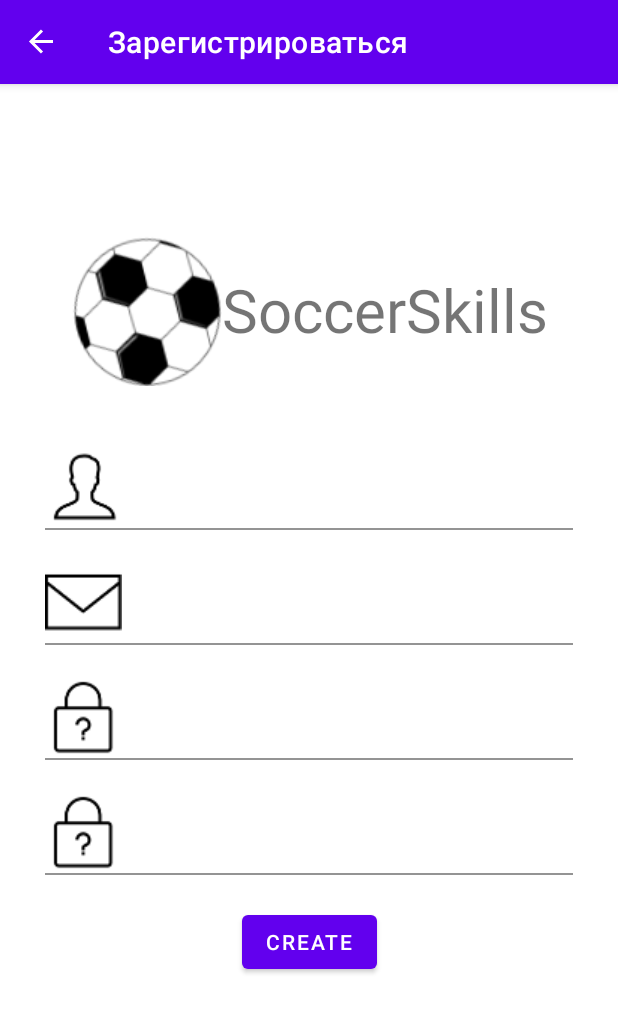
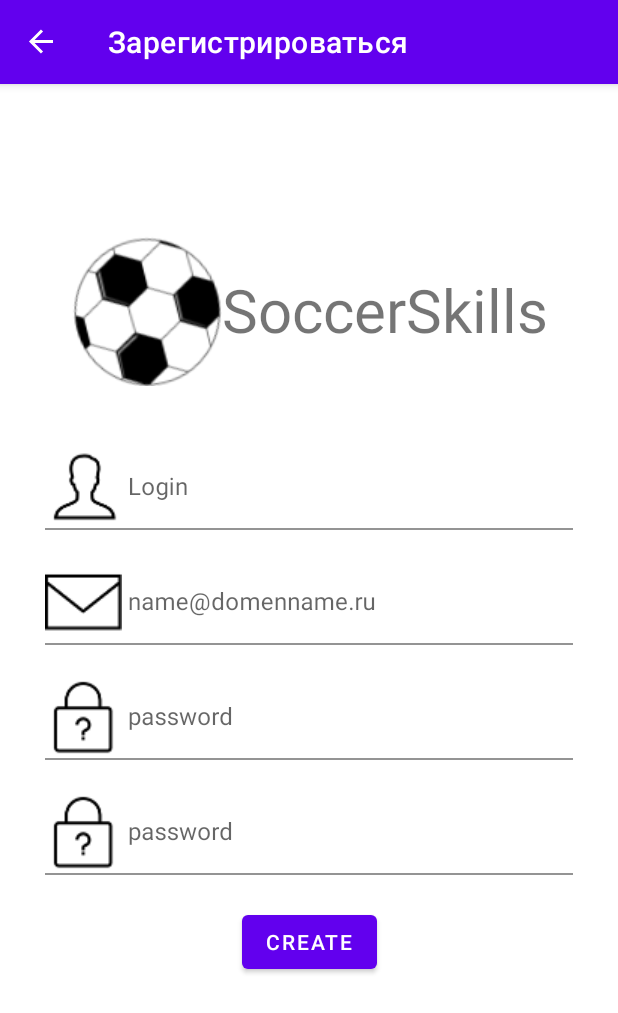
Before and after one commit to Cir2100/WorldScillsTrainingTaskOne, an Android app: the SingUpFragment screen opened through its navigation route, on a phone screen of 412 x 824 dp. Shown: the top 1013 px of the screen. Run offline under Robolectric (Android 15) with nearby library versions, the phone set to English and light mode, and no system bars; our stand-ins replace navigation-ui.

Commit message:
#register and authorization complete

```diff
--- a/app/src/main/java/com/kurilov/worldscillstrainingtaskone/data/api/ApiService.kt
+++ b/app/src/main/java/com/kurilov/worldscillstrainingtaskone/data/api/ApiService.kt
@@ -1,12 +1,22 @@
 package com.kurilov.worldscillstrainingtaskone.data.api
 
 import com.kurilov.worldscillstrainingtaskone.data.classes.Country
+import com.kurilov.worldscillstrainingtaskone.data.classes.LoginBody
+import com.kurilov.worldscillstrainingtaskone.data.classes.RegisterBody
+import com.kurilov.worldscillstrainingtaskone.data.classes.SUAIChatAnswer
+import retrofit2.http.Body
 import retrofit2.http.GET
+import retrofit2.http.POST
 
 interface ApiService {
 
-    @GET("all")
+    @GET("https://restcountries.com/v3.1/all")
     suspend fun getCountries(): List<Country>
 
+    @POST("auth/login")
+    suspend fun loginUser(@Body loginBody : LoginBody): SUAIChatAnswer
+
+    @POST("auth/register")
+    suspend fun registerUser(@Body registerBody: RegisterBody): SUAIChatAnswer
 
 }
--- a/app/src/main/java/com/kurilov/worldscillstrainingtaskone/data/api/RetrofitBuilder.kt
+++ b/app/src/main/java/com/kurilov/worldscillstrainingtaskone/data/api/RetrofitBuilder.kt
@@ -5,7 +5,7 @@ import retrofit2.converter.gson.GsonConverterFactory
 
 object RetrofitBuilder {
 
-    private const val BASE_URL = "https://restcountries.com/v3.1/"
+    private const val BASE_URL = "http://fspobot.tw1.ru:8080/"
 
     private fun getRetrofit(): Retrofit {
         return Retrofit.Builder()
--- /dev/null
+++ b/app/src/main/java/com/kurilov/worldscillstrainingtaskone/data/classes/LoginBody.kt
@@ -0,0 +1,6 @@
+package com.kurilov.worldscillstrainingtaskone.data.classes
+
+data class LoginBody (
+    val email: String,
+    val password: String
+)
--- /dev/null
+++ b/app/src/main/java/com/kurilov/worldscillstrainingtaskone/data/classes/SUAIChatAnswer.kt
@@ -0,0 +1,6 @@
+package com.kurilov.worldscillstrainingtaskone.data.classes
+
+data class SUAIChatAnswer (
+   val state : String,
+   val token : String
+)
--- a/app/src/main/java/com/kurilov/worldscillstrainingtaskone/data/repositories/ApiRepo.kt
+++ b/app/src/main/java/com/kurilov/worldscillstrainingtaskone/data/repositories/ApiRepo.kt
@@ -1,10 +1,16 @@
 package com.kurilov.worldscillstrainingtaskone.data.repositories
 
 import com.kurilov.worldscillstrainingtaskone.data.api.RetrofitBuilder
+import com.kurilov.worldscillstrainingtaskone.data.classes.LoginBody
+import com.kurilov.worldscillstrainingtaskone.data.classes.RegisterBody
 
 class ApiRepo {
 
     private val apiService = RetrofitBuilder.apiService
 
     suspend fun getCountries() = apiService.getCountries()
+
+    suspend fun loginUser(loginBody: LoginBody) = apiService.loginUser(loginBody)
+
+    suspend fun registerUser(registerBody: RegisterBody) = apiService.registerUser(registerBody)
 }
--- a/app/src/main/java/com/kurilov/worldscillstrainingtaskone/ui/singIn/SingInFragment.kt
+++ /dev/null
@@ -1,43 +0,0 @@
-package com.kurilov.worldscillstrainingtaskone.ui.singIn
-
-import android.os.Bundle
-import androidx.fragment.app.Fragment
-import android.view.LayoutInflater
-import android.view.View
-import android.view.ViewGroup
-import com.kurilov.worldscillstrainingtaskone.databinding.FragmentSingInBinding
-
-/**
- * A simple [Fragment] subclass as the default destination in the navigation.
- */
-class SingInFragment : Fragment() {
-
-    private var _binding: FragmentSingInBinding? = null
-
-    // This property is only valid between onCreateView and
-    // onDestroyView.
-    private val binding get() = _binding!!
-
-    override fun onCreateView(
-        inflater: LayoutInflater, container: ViewGroup?,
-        savedInstanceState: Bundle?
-    ): View? {
-
-        _binding = FragmentSingInBinding.inflate(inflater, container, false)
-        return binding.root
-
-    }
-
-    override fun onViewCreated(view: View, savedInstanceState: Bundle?) {
-        super.onViewCreated(view, savedInstanceState)
-
-       // binding.buttonFirst.setOnClickListener {
-       //     findNavController().navigate(R.id.action_SingInFragment_to_SingUpFragment)
-       // }
-    }
-
-    override fun onDestroyView() {
-        super.onDestroyView()
-        _binding = null
-    }
-}
--- a/app/src/main/java/com/kurilov/worldscillstrainingtaskone/ui/singIn/SingUpFragment.kt
+++ /dev/null
@@ -1,42 +0,0 @@
-package com.kurilov.worldscillstrainingtaskone.ui.singIn
-
-import android.os.Bundle
-import androidx.fragment.app.Fragment
-import android.view.LayoutInflater
-import android.view.View
-import android.view.ViewGroup
-import androidx.navigation.fragment.findNavController
-import com.kurilov.worldscillstrainingtaskone.R
-import com.kurilov.worldscillstrainingtaskone.databinding.FragmentSingUpBinding
-
-/**
- * A simple [Fragment] subclass as the second destination in the navigation.
- */
-class SingUpFragment : Fragment() {
-
-    private var _binding: FragmentSingUpBinding? = null
-
-    // This property is only valid between onCreateView and
-    // onDestroyView.
-    private val binding get() = _binding!!
-
-    override fun onCreateView(
-        inflater: LayoutInflater, container: ViewGroup?,
-        savedInstanceState: Bundle?
-    ): View? {
-
-        _binding = FragmentSingUpBinding.inflate(inflater, container, false)
-        return binding.root
-
-    }
-
-    override fun onViewCreated(view: View, savedInstanceState: Bundle?) {
-        super.onViewCreated(view, savedInstanceState)
-
-    }
-
-    override fun onDestroyView() {
-        super.onDestroyView()
-        _binding = null
-    }
-}
--- /dev/null
+++ b/app/src/main/java/com/kurilov/worldscillstrainingtaskone/ui/singIn/singInFragment/SingInFragment.kt
@@ -0,0 +1,104 @@
+package com.kurilov.worldscillstrainingtaskone.ui.singIn.singInFragment
+
+import android.os.Bundle
+import androidx.fragment.app.Fragment
+import android.view.LayoutInflater
+import android.view.View
+import android.view.ViewGroup
+import android.widget.ProgressBar
+import android.widget.Toast
+import androidx.lifecycle.ViewModelProvider
+import androidx.navigation.fragment.findNavController
+import com.kurilov.worldscillstrainingtaskone.R
+import com.kurilov.worldscillstrainingtaskone.data.classes.Status
+import com.kurilov.worldscillstrainingtaskone.databinding.FragmentSingInBinding
+import com.kurilov.worldscillstrainingtaskone.ui.countries.CountriesViewModel
+
+/**
+ * A simple [Fragment] subclass as the default destination in the navigation.
+ */
+class SingInFragment : Fragment() {
+
+    private var _binding: FragmentSingInBinding? = null
+    private lateinit var viewModel: SingInViewModel
+    private val binding get() = _binding!!
+
+    override fun onCreateView(
+        inflater: LayoutInflater, container: ViewGroup?,
+        savedInstanceState: Bundle?
+    ): View? {
+
+        _binding = FragmentSingInBinding.inflate(inflater, container, false)
+        setupViewModel()
+        return binding.root
+
+    }
+
+    override fun onViewCreated(view: View, savedInstanceState: Bundle?) {
+        super.onViewCreated(view, savedInstanceState)
+        setupUI()
+    }
+
+    override fun onDestroyView() {
+        super.onDestroyView()
+        _binding = null
+    }
+
+    private fun setupViewModel() {
+        viewModel = ViewModelProvider(this)
+            .get(SingInViewModel::class.java)
+    }
+
+    private fun setupUI() {
+
+        binding.toSingUpButton.setOnClickListener {
+            findNavController().navigate(R.id.action_SingInFragment_to_SingUpFragment)
+        }
+
+        binding.singInButton.setOnClickListener {
+            if (isValidate()) {
+                viewModel.loginUser(
+                    login = binding.loginInput.text.toString().trim(),
+                    password = binding.passwordInput.text.toString().trim()
+                )
+            }
+        }
+
+        viewModel.serverAnswer.observe(viewLifecycleOwner) {
+            it?.let { resource ->
+                when (resource.status) {
+                    Status.SUCCESS -> {
+                        findNavController().navigate(R.id.action_SingInFragment_to_CountriesActivity)
+                    }
+                    Status.ERROR -> {
+                        Toast.makeText(context, it.message, Toast.LENGTH_LONG).show()
+                    }
+                }
+            }
+        }
+    }
+
+
+    private fun isValidate(): Boolean =
+        validateLogin() && validatePassword()
+
+    private fun validateLogin() : Boolean {
+        if (binding.loginInput.text.toString().trim().isEmpty()) {
+            binding.loginInputLayout.error = "Логин не должен быть пустым"
+            return false
+        } else {
+            binding.loginInputLayout.isErrorEnabled = false
+        }
+        return true
+    }
+
+    private fun validatePassword() : Boolean {
+        if (binding.passwordInput.text.toString().trim().isEmpty()) {
+            binding.passwordInputLayout.error = "Пароль не должен быть пустым"
+            return false
+        } else {
+            binding.passwordInputLayout.isErrorEnabled = false
+        }
+        return true
+    }
+}
--- /dev/null
+++ b/app/src/main/java/com/kurilov/worldscillstrainingtaskone/ui/singIn/singInFragment/SingInViewModel.kt
@@ -0,0 +1,40 @@
+package com.kurilov.worldscillstrainingtaskone.ui.singIn.singInFragment
+
+import android.util.Log
+import androidx.lifecycle.LiveData
+import androidx.lifecycle.MutableLiveData
+import androidx.lifecycle.ViewModel
+import androidx.lifecycle.viewModelScope
+import com.kurilov.worldscillstrainingtaskone.data.classes.LoginBody
+import com.kurilov.worldscillstrainingtaskone.data.classes.MyResult
+import com.kurilov.worldscillstrainingtaskone.data.classes.RegisterBody
+import com.kurilov.worldscillstrainingtaskone.data.classes.SUAIChatAnswer
+import com.kurilov.worldscillstrainingtaskone.data.repositories.ApiRepo
+import kotlinx.coroutines.launch
+
+class SingInViewModel : ViewModel() {
+
+    private val apiRepo = ApiRepo()
+
+    private val _serverAnswer = MutableLiveData<MyResult<SUAIChatAnswer>>()
+    val serverAnswer : LiveData<MyResult<SUAIChatAnswer>>
+        get() = _serverAnswer
+
+    fun loginUser(login : String, password : String) {
+        viewModelScope.launch {
+            //MyResult.loading(data = null)
+            try {
+                _serverAnswer.value = MyResult.success(data = apiRepo.loginUser(
+                    LoginBody(
+                        email = login,
+                        password = password
+                    )
+                ))
+            } catch (exception: Exception) {
+                _serverAnswer.value = MyResult.error(data = null, message = exception.message ?: "Error Occurred!")
+            }
+
+        }
+    }
+
+}
--- /dev/null
+++ b/app/src/main/java/com/kurilov/worldscillstrainingtaskone/ui/singIn/singUpFragment/SingUpViewModel.kt
@@ -0,0 +1,36 @@
+package com.kurilov.worldscillstrainingtaskone.ui.singIn.singUpFragment
+
+import androidx.lifecycle.*
+import com.kurilov.worldscillstrainingtaskone.data.classes.MyResult
+import com.kurilov.worldscillstrainingtaskone.data.classes.RegisterBody
+import com.kurilov.worldscillstrainingtaskone.data.classes.SUAIChatAnswer
+import com.kurilov.worldscillstrainingtaskone.data.repositories.ApiRepo
+import kotlinx.coroutines.launch
+
+class SingUpViewModel : ViewModel() {
+
+    private val apiRepo = ApiRepo()
+
+    private val _serverAnswer = MutableLiveData<MyResult<SUAIChatAnswer>>()
+    val serverAnswer : LiveData<MyResult<SUAIChatAnswer>>
+        get() = _serverAnswer
+
+    fun registerUser(login : String, email : String, password : String) {
+        viewModelScope.launch {
+            //MyResult.loading(data = null)
+            try {
+                _serverAnswer.value = MyResult.success(data = apiRepo.registerUser(
+                    RegisterBody(
+                        firstName = login,
+                        lastName = login ,
+                        email = email,
+                        password = password
+                )
+                ))
+            } catch (exception: Exception) {
+                _serverAnswer.value = MyResult.error(data = null, message = exception.message ?: "Error Occurred!")
+            }
+
+        }
+    }
+}
--- a/app/src/main/res/layout/fragment_sing_up.xml
+++ b/app/src/main/res/layout/fragment_sing_up.xml
@@ -4,7 +4,7 @@
     xmlns:tools="http://schemas.android.com/tools"
     android:layout_width="match_parent"
     android:layout_height="match_parent"
-    tools:context=".ui.singIn.SingUpFragment"
+    tools:context=".ui.singIn.singUpFragment.SingUpFragment"
     android:padding="30dp">
 
     <com.google.android.material.textfield.TextInputLayout
@@ -24,6 +24,7 @@
             android:id="@+id/login_input"
             android:layout_width="match_parent"
             android:layout_height="wrap_content"
+            android:hint="Login"
             android:singleLine="true" />
     </com.google.android.material.textfield.TextInputLayout>
 
@@ -44,7 +45,9 @@
             android:id="@+id/email_input"
             android:layout_width="match_parent"
             android:layout_height="wrap_content"
-            android:singleLine="true" />
+            android:singleLine="true"
+            android:hint="name@domenname.ru"
+            android:inputType="textEmailAddress"/>
     </com.google.android.material.textfield.TextInputLayout>
 
     <com.google.android.material.textfield.TextInputLayout
@@ -64,7 +67,9 @@
             android:id="@+id/password_input"
             android:layout_width="match_parent"
             android:layout_height="wrap_content"
-            android:singleLine="true" />
+            android:singleLine="true"
+            android:hint="password"
+            android:inputType="textPassword"/>
     </com.google.android.material.textfield.TextInputLayout>
 
     <com.google.android.material.textfield.TextInputLayout
@@ -84,10 +89,13 @@
             android:id="@+id/confirm_password_input"
             android:layout_width="match_parent"
             android:layout_height="wrap_content"
-            android:singleLine="true" />
+            android:singleLine="true"
+            android:hint="password"
+            android:inputType="textPassword"/>
     </com.google.android.material.textfield.TextInputLayout>
 
     <Button
+        android:id="@+id/sing_up_button"
         android:layout_width="wrap_content"
         android:layout_height="wrap_content"
         app:layout_constraintStart_toStartOf="parent"
--- a/app/src/main/res/navigation/nav_graph.xml
+++ b/app/src/main/res/navigation/nav_graph.xml
@@ -7,22 +7,37 @@
 
     <fragment
         android:id="@+id/SingInFragment"
-        android:name="com.kurilov.worldscillstrainingtaskone.ui.singIn.SingInFragment"
+        android:name="com.kurilov.worldscillstrainingtaskone.ui.singIn.singInFragment.SingInFragment"
         android:label="@string/sing_in_fragment_label"
         tools:layout="@layout/fragment_sing_in">
 
         <action
             android:id="@+id/action_SingInFragment_to_SingUpFragment"
             app:destination="@id/SingUpFragment" />
+
+        <action
+            android:id="@+id/action_SingInFragment_to_CountriesActivity"
+            app:destination="@id/CountriesActivity" />
     </fragment>
     <fragment
         android:id="@+id/SingUpFragment"
-        android:name="com.kurilov.worldscillstrainingtaskone.ui.singIn.SingUpFragment"
+        android:name="com.kurilov.worldscillstrainingtaskone.ui.singIn.singUpFragment.SingUpFragment"
         android:label="@string/sing_up_fragment_label"
         tools:layout="@layout/fragment_sing_up">
 
         <action
             android:id="@+id/action_SingUpFragment_to_SingInFragment"
             app:destination="@id/SingInFragment" />
+
+        <action
+            android:id="@+id/action_SingUpFragment_to_CountriesActivity"
+            app:destination="@id/CountriesActivity" />
     </fragment>
+    <activity
+        android:id="@+id/CountriesActivity"
+        android:name="com.kurilov.worldscillstrainingtaskone.ui.countries.CountriesActivity"
+        android:label="@string/title_activity_countries"
+        tools:layout="@layout/activity_country">
+
+    </activity>
 </navigation>
```
Also changed, not shown: app/src/main/AndroidManifest.xml (+8 -8 lines), app/src/main/java/com/kurilov/worldscillstrainingtaskone/data/classes/RegisterBody.kt (added, +8 -0 lines), app/src/main/java/com/kurilov/worldscillstrainingtaskone/ui/countries/CountriesAdapter.kt (+4 -4 lines), app/src/main/java/com/kurilov/worldscillstrainingtaskone/ui/singIn/singUpFragment/SingUpFragment.kt (added, +178 -0 lines), app/src/main/res/layout/fragment_sing_in.xml (+29 -4 lines).
